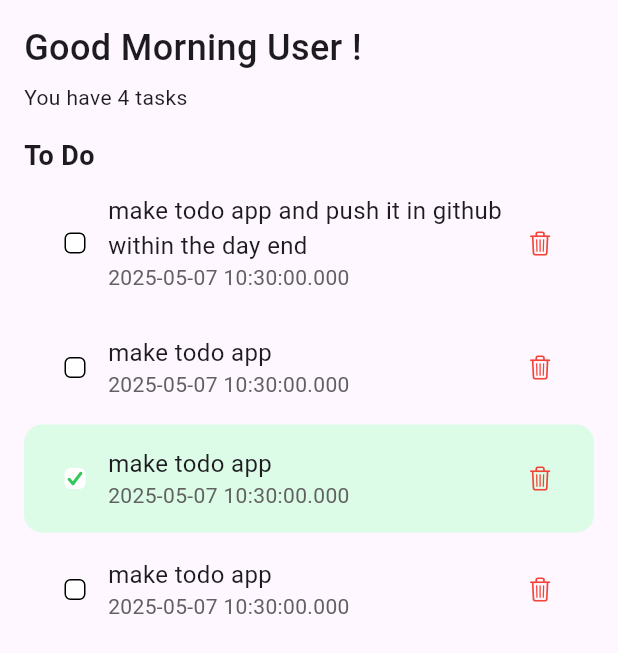
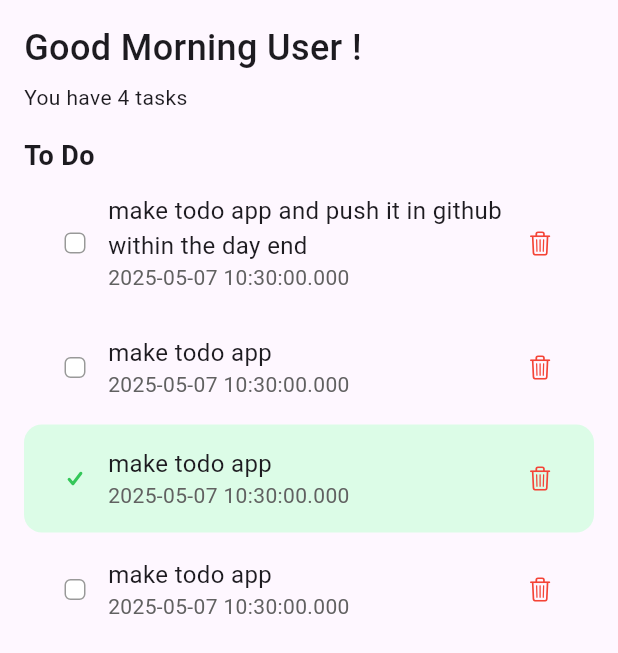
Before and after one commit to 0xawasthi/TODOapp, a Flutter app: the screen it shows after launch, on a phone screen of 412 x 824 dp. Shown: the top 653 px of the screen. Run offline on Flutter 3.47's test engine with Material 3 defaults, Android fonts, the phone set to English and light mode, and no system bars.

```diff
--- a/lib/todo_tile.dart
+++ b/lib/todo_tile.dart
@@ -34,9 +34,9 @@ class ToDoTile extends StatelessWidget {
               color:
                   taskCompleted
                       ? CupertinoColors.activeGreen
-                      : CupertinoColors.black,
+                      : CupertinoColors.inactiveGray,
             ),
-            activeColor: Colors.white,
+            activeColor: Colors.transparent,
 
             checkColor: CupertinoColors.activeGreen,
           ),
```
